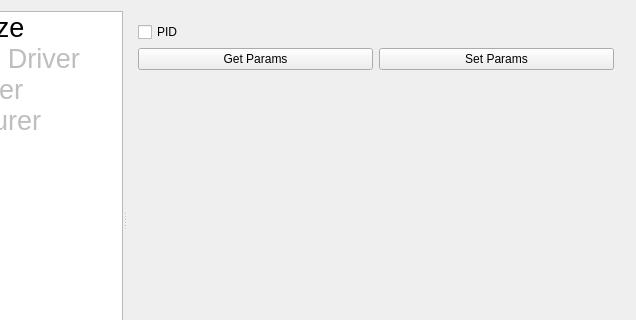
Qt form User/QeMeasurer/mainwindow.ui (OzhegovRoman/ControlUnit4_Software) before a commit; both pictures show x 88 to 724 and y 0 to 320 of the 724 by 439 pixel window.
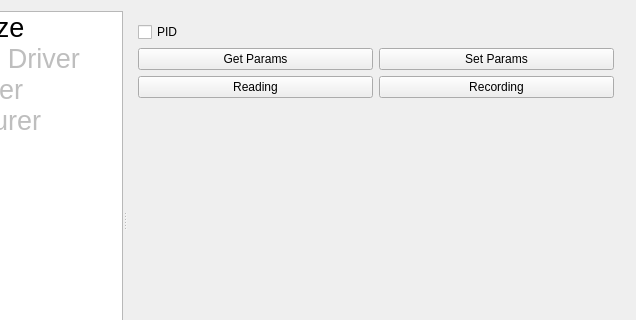
The same form after that commit. The open tabs and pages were chosen to show the change. Custom widgets are drawn as their Qt base class.

Commit message: Незначительные изменения

Diff of the .ui file:
```diff
--- a/User/QeMeasurer/mainwindow.ui
+++ b/User/QeMeasurer/mainwindow.ui
@@ -735,6 +735,36 @@
           </item>
          </layout>
         </item>
+        <item>
+         <layout class="QHBoxLayout" name="horizontalLayout_10">
+          <item>
+           <widget class="QPushButton" name="pbReading">
+            <property name="styleSheet">
+             <string notr="true">font: 14pt &quot;MS Shell Dlg 2&quot;;</string>
+            </property>
+            <property name="text">
+             <string>Reading</string>
+            </property>
+            <property name="checkable">
+             <bool>true</bool>
+            </property>
+           </widget>
+          </item>
+          <item>
+           <widget class="QPushButton" name="pbRecording">
+            <property name="styleSheet">
+             <string notr="true">font: 14pt &quot;MS Shell Dlg 2&quot;;</string>
+            </property>
+            <property name="text">
+             <string>Recording</string>
+            </property>
+            <property name="checkable">
+             <bool>true</bool>
+            </property>
+           </widget>
+          </item>
+         </layout>
+        </item>
         <item>
          <spacer name="verticalSpacer_3">
           <property name="orientation">
```
Left out of the diff: 2 changed lines with no effect on the pictures. The commit also changes 2 other files.
